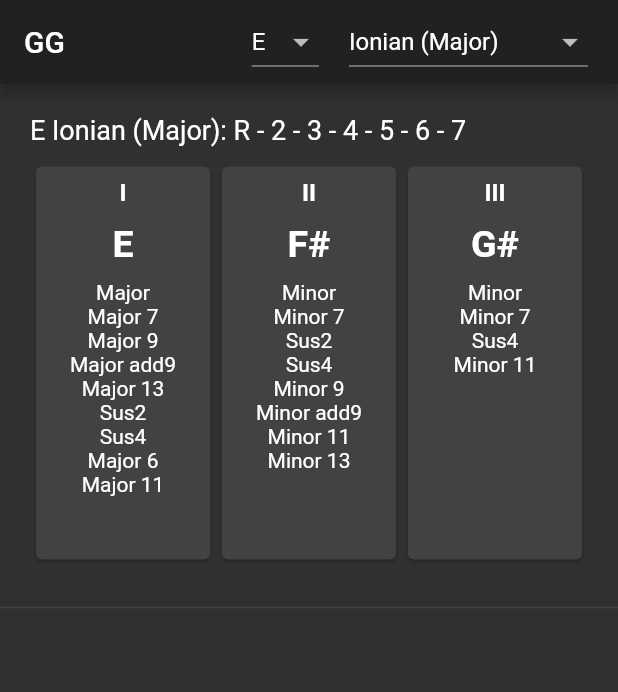
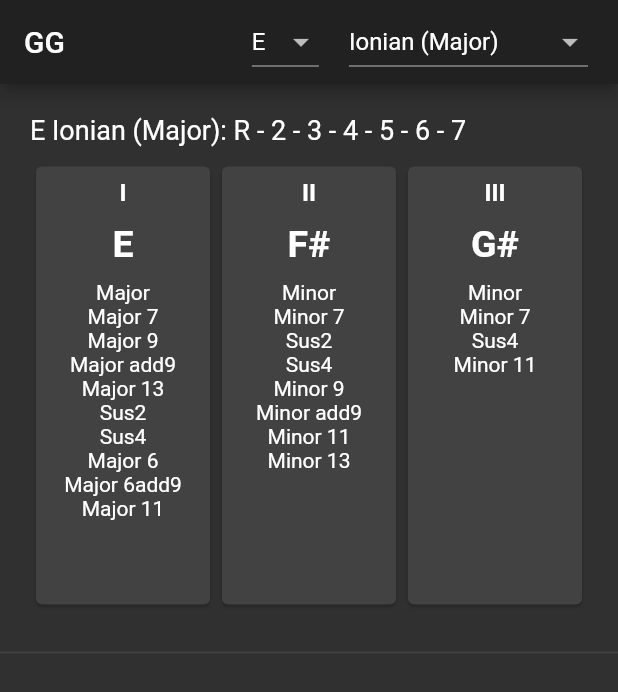
Before and after one commit to EricBichara/GuitarGuide, a Flutter app: the screen it shows after launch, on a phone screen of 412 x 824 dp. Shown: the top 692 px of the screen. Run offline on Flutter 3.47's test engine with Material 2 defaults, Android fonts, the phone set to English and light mode, and no system bars; our stand-ins replace flutter_platform_widgets, get_it; missing offline and left inert: dart:html.

Commit message:
added chords

```diff
--- a/lib/core/notes.dart
+++ b/lib/core/notes.dart
@@ -54,6 +54,7 @@ class Notes {
       'Sus2': convertScale([Note.root, Note.M2, Note.p5]),
       'Sus4': convertScale([Note.root, Note.p4, Note.p5]),
       'Major 6': convertScale([Note.root, Note.M3, Note.p5, Note.M6]),
+      'Major 6add9': convertScale([Note.root, Note.M3, Note.p5, Note.M6, Note.M2]),
       'Major 11': convertScale([Note.root, Note.M3, Note.p5, Note.M7, Note.p4]),
       'Major b5': convertScale([Note.root, Note.M3, Note.b5]),
       'Minor 9': convertScale([Note.root, Note.b3, Note.p5, Note.b7, Note.M2]),
--- a/lib/widgets/chord_progression.dart
+++ b/lib/widgets/chord_progression.dart
@@ -61,7 +61,7 @@ class _ChordProgressionState extends State<ChordProgression> {
             height: 10,
           ),
           Container(
-            height: 270,
+            height: 300,
             width: double.infinity,
             alignment: Alignment.center,
             child: ListView.builder(
```
